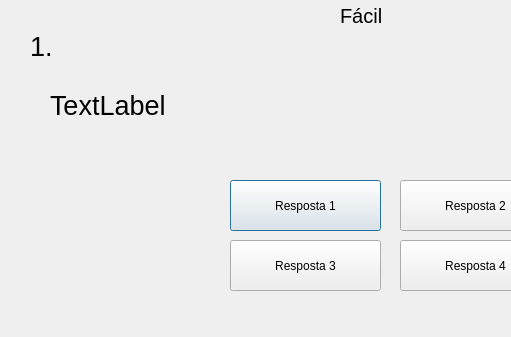
LuskaGarcia/GenioQuizQTCreator, file questionseasy.ui: the form before one commit; both pictures show x 0 to 511 and y 0 to 337 of the 788 by 337 pixel window.
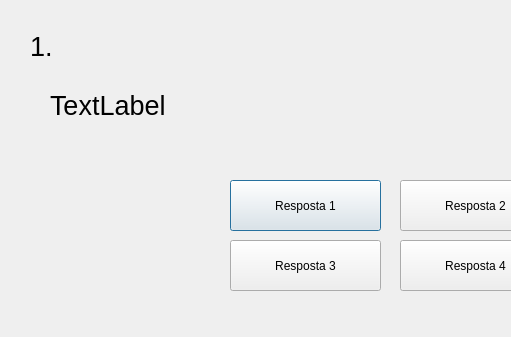
The form after the commit.

```diff
--- a/questionseasy.ui
+++ b/questionseasy.ui
@@ -13,30 +13,12 @@
   <property name="windowTitle">
    <string>Dialog</string>
   </property>
-  <widget class="QLabel" name="label">
-   <property name="geometry">
-    <rect>
-     <x>340</x>
-     <y>0</y>
-     <width>41</width>
-     <height>31</height>
-    </rect>
-   </property>
-   <property name="font">
-    <font>
-     <pointsize>15</pointsize>
-    </font>
-   </property>
-   <property name="text">
-    <string>Fácil</string>
-   </property>
-  </widget>
   <widget class="QLabel" name="numberQuestion">
    <property name="geometry">
     <rect>
      <x>30</x>
      <y>30</y>
-     <width>23</width>
+     <width>51</width>
      <height>33</height>
     </rect>
    </property>
```
